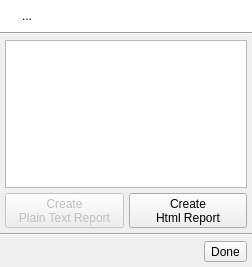
This is uman/src/QUReportDialog.ui in UltraStar-Deluxe/UltraStar-Manager as Qt 5 draws it before an edit. The edited form follows.
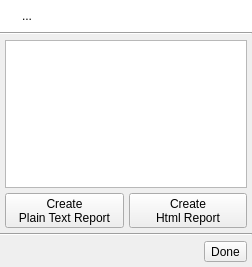
This is the edited form. Icons and pictures are not drawn.

What changed in the file:
```diff
--- a/uman/src/QUReportDialog.ui
+++ b/uman/src/QUReportDialog.ui
@@ -187,7 +187,7 @@
        <item>
         <widget class="QToolButton" name="createPlainTextBtn" >
          <property name="enabled" >
-          <bool>false</bool>
+          <bool>true</bool>
          </property>
          <property name="sizePolicy" >
           <sizepolicy vsizetype="Fixed" hsizetype="Preferred" >
```
